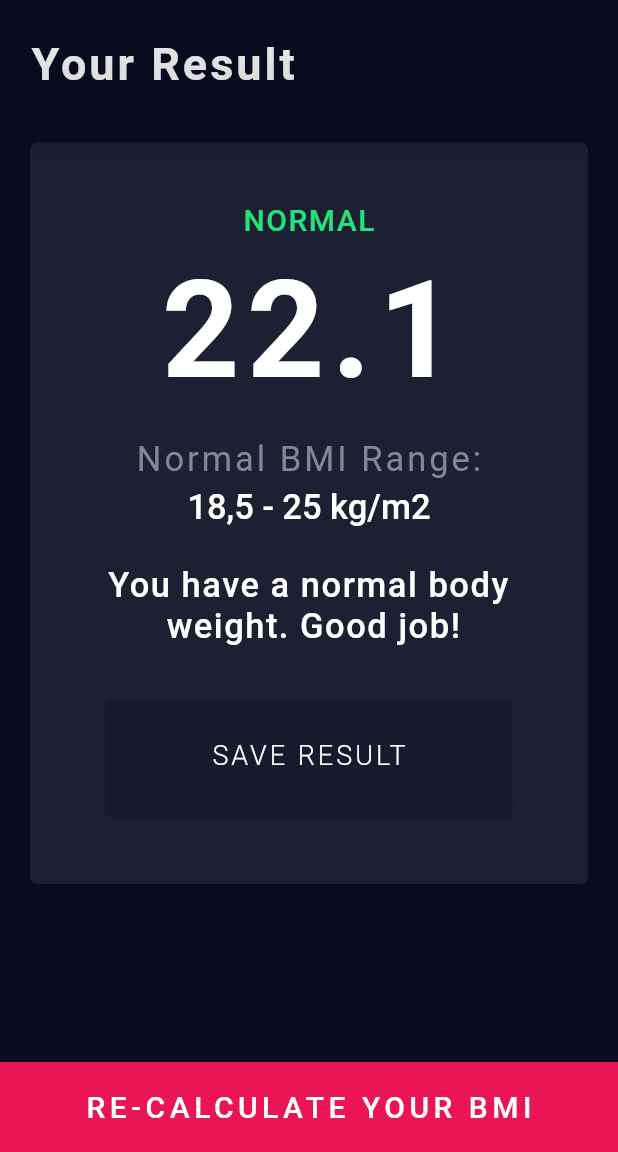
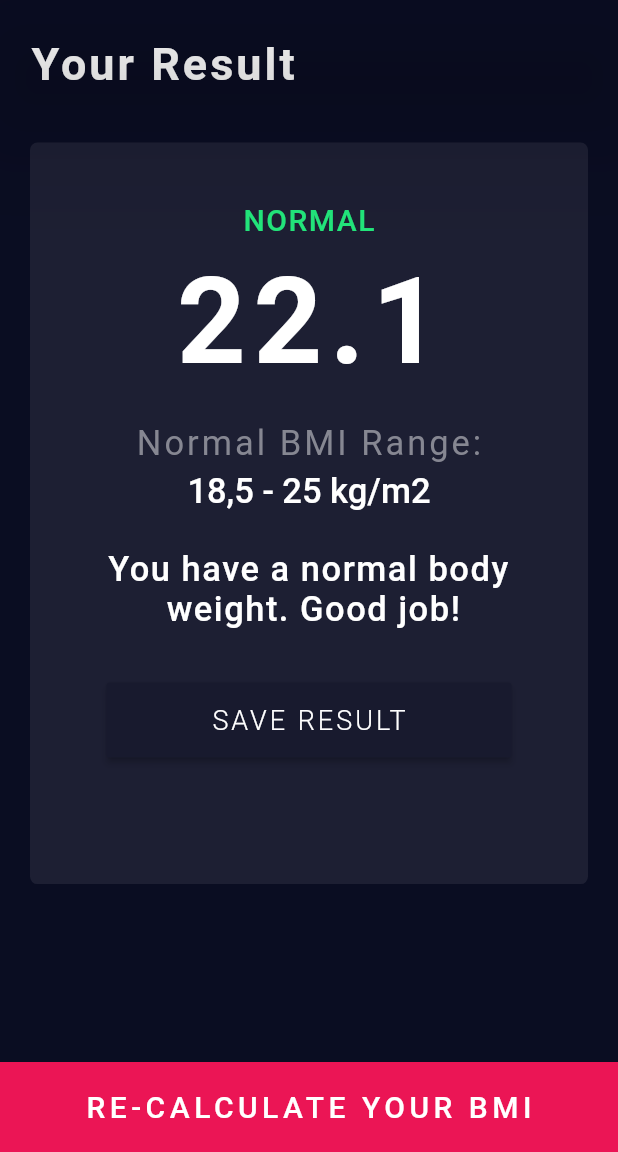
Before and after one commit to fortune2009/sbsc-training, a Flutter app: the ResultScreen screen opened directly, on a phone screen of 412 x 824 dp, the part 84-1236 px from its top. Run offline on Flutter 3.47's test engine with Material 2 defaults, Android fonts, the phone set to English and light mode, and no system bars; our stand-ins replace material_design_icons_flutter.

Commit message:
first commit for week 3 lab assignment

```diff
--- a/lib/resultScreen.dart
+++ b/lib/resultScreen.dart
@@ -26,6 +26,7 @@ class ResultScreen extends StatelessWidget {
         ),
       ),
       body: SingleChildScrollView(
+        physics: NeverScrollableScrollPhysics(),
         child: Column(
           children: [
             Container(
@@ -79,7 +80,7 @@ class ResultScreen extends StatelessWidget {
                             style: TextStyle(
                                 letterSpacing: 5,
                                 color: Colors.white,
-                                fontSize: 90,
+                                fontSize:80,
                                 fontWeight: FontWeight.bold),
                           ),
                           SizedBox(
@@ -119,7 +120,7 @@ class ResultScreen extends StatelessWidget {
                             height: 35,
                           ),
                           SizedBox(
-                            height: 75,
+                            height: 50,
                             width: 270,
                             child: RaisedButton(
                               onPressed: () {  },
```
